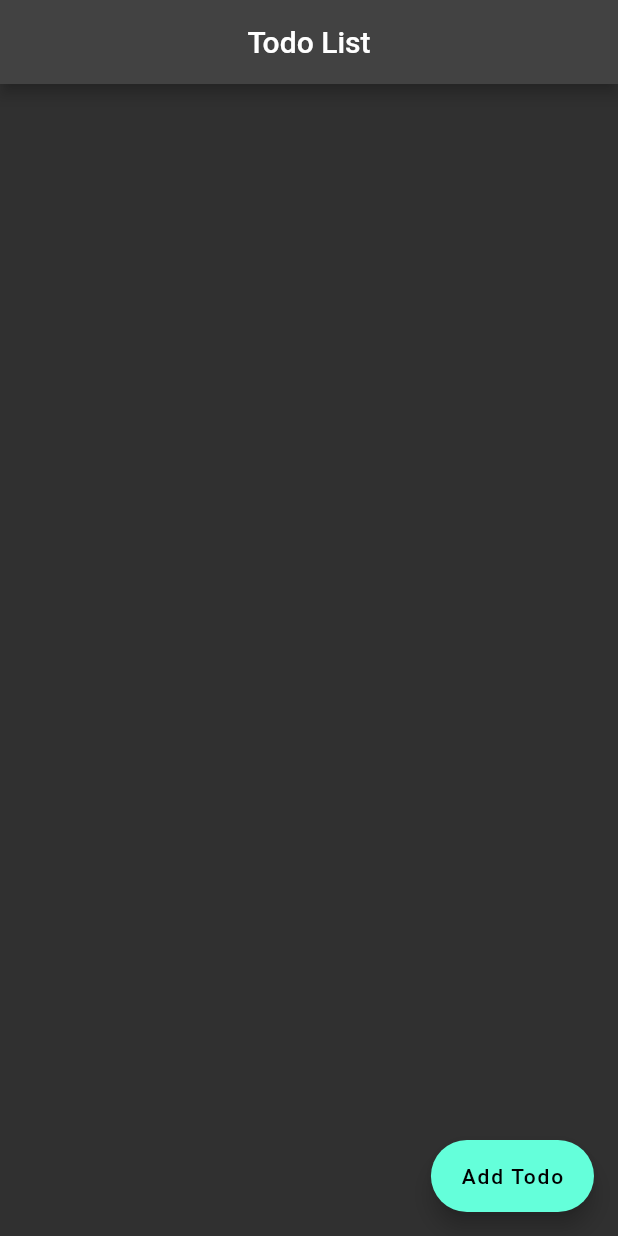
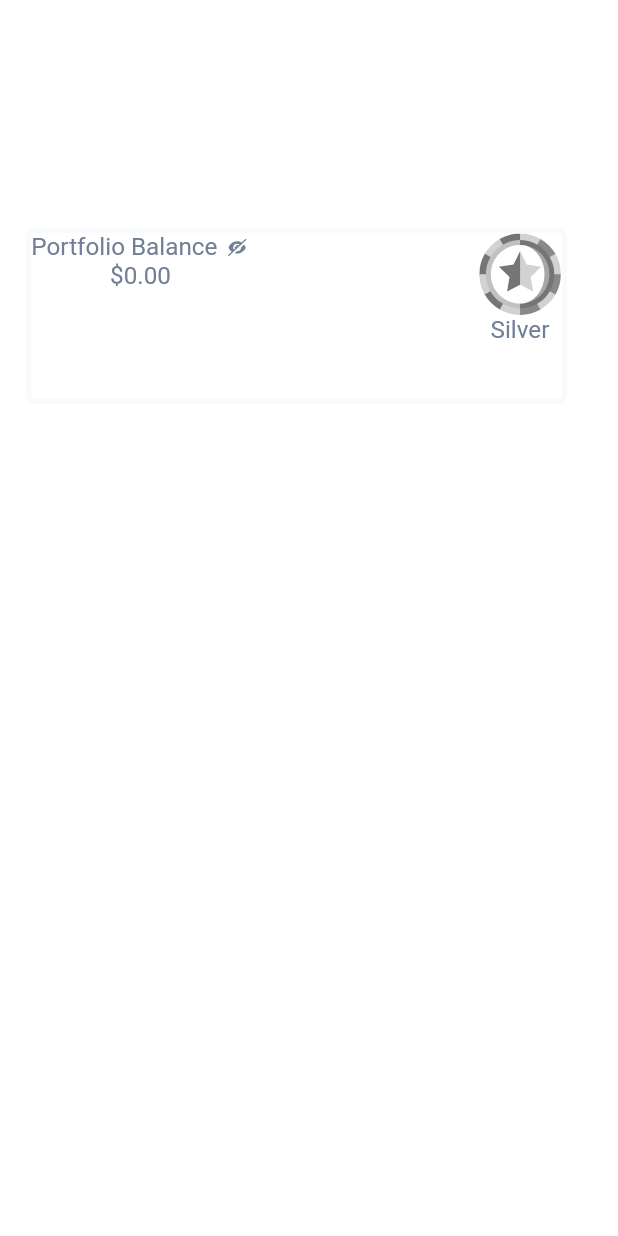
Before and after one commit to AhmadTechB/ahmad_programing, a Flutter app: the screen it shows after launch, on a phone screen of 412 x 824 dp. Run offline on Flutter 3.47's test engine with Material 2 defaults, Android fonts, the light colour scheme and no system bars; our stand-ins replace flutter_screenutil, flutter_svg; Roboto replaces fonts that are missing (Avenir).

Commit message:
added_widget_con(05_06)

```diff
--- a/lib/buttons/container_box.dart
+++ /dev/null
@@ -1,17 +0,0 @@
-import 'package:flutter/material.dart';
-
-class CommonContainer extends StatelessWidget {
-
-
-  const CommonContainer({Key? key,
-
-
-
-
-  }) : super(key: key);
-
-  @override
-  Widget build(BuildContext context) {
-    return Container();
-  }
-}
--- a/lib/constant/app_color/app_color.dart
+++ b/lib/constant/app_color/app_color.dart
@@ -5,5 +5,6 @@ class AppColor{
   static const Color blue50DB =Color(0xff3350DB);
   static const Color grey8096 =Color(0xff718096);
   static const Color greyBackF8FD =Color(0xffF7F8FD);
+  static const Color greyBackFAFB =Color(0xffF8FAFB);
 
 }
--- a/lib/constant/app_style/app_style.dart
+++ b/lib/constant/app_style/app_style.dart
@@ -1,5 +1,5 @@
-import 'dart:ui';
 
+import 'package:ahmad_practices/widget/size_config.dart';
 import 'package:flutter/material.dart';
 
 import '../app_color/app_color.dart';
@@ -11,6 +11,17 @@ class AppTextStyle {
     fontSize: 34 * SizeConfig.textMultiplier!,
     // fontFamily: 'Circular',
   );
+
+
+
+  static TextStyle textLiteGrey8096W400 = TextStyle(
+    color: AppColor.grey8096,
+    fontWeight: FontWeight.w400,
+    fontSize: 16 * SizeConfig.textMultiplier!,
+    // fontFamily: 'Circular',
+  );
+
+
 
   // static TextStyle text20WhiteFFFW400 = TextStyle(
   //   color: AppColors.whiteFF,
@@ -164,33 +175,3 @@ class AppTextStyle {
 
 
 }
-class SizeConfig {
-  static double? _screenWidth;
-  static double? textMultiplier;
-  static double? imageSizeMultiplier;
-  static double? heightMultiplier;
-  static double? widthMultiplier;
-  static bool isPortrait = true;
-  static bool isMobilePortrait = false;
-  void init(BoxConstraints constraints, Orientation orientation) {
-    if (orientation == Orientation.portrait) {
-      _screenWidth = constraints.maxWidth;
-      isPortrait = true;
-      if (_screenWidth! < 450) {
-        isMobilePortrait = true;
-      }
-    } else {
-      _screenWidth = constraints.maxHeight;
-      isPortrait = false;
-      isMobilePortrait = false;
-    }
-    // textMultiplier = _blockSizeVertical / 6.4;
-    // imageSizeMultiplier = _blockSizeHorizontal / 3.6;
-    // heightMultiplier = _blockSizeVertical / 6.4;
-    // widthMultiplier = _blockSizeHorizontal / 3.6;
-    // textMultiplier = 1.sp;
-    // imageSizeMultiplier = 1;
-    // heightMultiplier = 1.h;
-    // widthMultiplier = 1.w;
-  }
-}
--- a/lib/constant/image_path/image_path.dart
+++ b/lib/constant/image_path/image_path.dart
@@ -5,4 +5,6 @@ class ImagePath{
   static const String checkedCircleIcon = "assets/checkbox/selected_check_circle.svg";
   static const String breifcaseMoneyIcon = "assets/common/briefcase_money_icon.svg";
   static const String userIcon = "assets/common/users_icon.svg";
+  static const String eyeSlashIcon = "assets/common/eye_slash_icon.svg";
+  static const String starSheildIcon = "assets/common/star_sheild_icon.svg";
 }
--- a/lib/crud_api/screen/add_page.dart
+++ b/lib/crud_api/screen/add_page.dart
@@ -27,7 +27,7 @@ class _AddTodoPageState extends State<AddTodoPage> {
             minLines: 5,
             maxLines: 9,
           ),
-          SizedBox(height: 15,),
+          SizedBox(height: 20,),
           ElevatedButton(
               onPressed: (){},
               child: Text('Submit')),
--- /dev/null
+++ b/lib/home_screen/home_screen.dart
@@ -0,0 +1,120 @@
+import 'package:ahmad_practices/constant/app_style/app_style.dart';
+import 'package:ahmad_practices/constant/image_path/image_path.dart';
+import 'package:ahmad_practices/image_loader/image_loader.dart';
+import 'package:ahmad_practices/widget/size_config.dart';
+import 'package:flutter/material.dart';
+
+import '../constant/app_color/app_color.dart';
+
+class HomeScreen extends StatefulWidget {
+  const HomeScreen({Key? key}) : super(key: key);
+
+  @override
+  State<HomeScreen> createState() => _HomeScreenState();
+}
+
+class _HomeScreenState extends State<HomeScreen> {
+  @override
+  Widget build(BuildContext context) {
+    return Scaffold(
+      body: Column(
+        mainAxisAlignment: MainAxisAlignment.start,
+        crossAxisAlignment: CrossAxisAlignment.start,
+        children: [
+          SizedBox(
+            height: 150 * SizeConfig.heightMultiplier!,
+          ),
+          // Padding(
+          //   padding: EdgeInsets.only(
+          //       left: 16 * SizeConfig.widthMultiplier!,
+          //       right: 16 * SizeConfig.widthMultiplier!),
+          //   child: Container(
+          //     width: 328 * SizeConfig.widthMultiplier!,
+          //     height: 116 * SizeConfig.heightMultiplier!,
+          //     decoration: BoxDecoration(
+          //       borderRadius:
+          //           BorderRadius.circular(5 * SizeConfig.widthMultiplier!),
+          //       border: Border.all(
+          //         width: 3 * SizeConfig.widthMultiplier!,
+          //         color: AppColor.greyBackFAFB,
+          //       ),
+          //     ),
+          //     child: Padding(
+          //       padding: EdgeInsets.only(
+          //           left: 17 * SizeConfig.widthMultiplier!,
+          //           top: 24 * SizeConfig.widthMultiplier!),
+          //       child: Column(
+          //         mainAxisAlignment: MainAxisAlignment.start,
+          //         crossAxisAlignment: CrossAxisAlignment.start,
+          //         children: [
+          //           Row(
+          //             mainAxisAlignment: MainAxisAlignment.start,
+          //             crossAxisAlignment: CrossAxisAlignment.start,
+          //             children: [
+          //               Text("Portfolio Balance",
+          //                   style: AppTextStyle.textLiteGrey8096W400),
+          //               SizedBox(width: 5 * SizeConfig.widthMultiplier!),
+          //               ImageLoader.svgImageAsset(
+          //                   imagePath: ImagePath.eyeSlashIcon),
+          //               SizedBox(width: 90 * SizeConfig.widthMultiplier!),
+          //               ImageLoader.svgImageAsset(
+          //                   imagePath: ImagePath.starSheildIcon),
+          //             ],
+          //           ),
+          //           Text("\$0.00",
+          //             style: AppTextStyle.text34DarkBlue1237W700,
+          //           ),
+          //         ],
+          //       ),
+          //     ),
+          //   ),
+          // ),
+
+          Padding(
+            padding: EdgeInsets.only(
+                left: 16 * SizeConfig.widthMultiplier!,
+                right: 16 * SizeConfig.widthMultiplier!),
+            child: Container(
+              width: 328 * SizeConfig.widthMultiplier!,
+              height: 116 * SizeConfig.heightMultiplier!,
+              decoration: BoxDecoration(
+                borderRadius:
+                    BorderRadius.circular(5 * SizeConfig.widthMultiplier!),
+                border: Border.all(
+                  width: 3 * SizeConfig.widthMultiplier!,
+                  color: AppColor.greyBackFAFB,
+                ),
+              ),
+              child: Row(
+                children: [
+                  Column(
+                    children: [
+                      Row(
+                        children: [
+                          Text("Portfolio Balance",
+                              style: AppTextStyle.textLiteGrey8096W400),
+                          SizedBox(width: 5 * SizeConfig.widthMultiplier!),
+                          ImageLoader.svgImageAsset(
+                              imagePath: ImagePath.eyeSlashIcon),
+                        ],
+                      ),
+                      Text("\$0.00", style: AppTextStyle.textLiteGrey8096W400),
+                    ],
+                  ),
+                  Spacer(),
+                  Column(
+                    children: [
+                      ImageLoader.svgImageAsset(
+                          imagePath: ImagePath.starSheildIcon),
+                      Text("Silver", style: AppTextStyle.textLiteGrey8096W400),
+                    ],
+                  ),
+                ],
+              ),
+            ),
+          )
+        ],
+      ),
+    );
+  }
+}
--- a/lib/main.dart
+++ b/lib/main.dart
@@ -1,5 +1,7 @@
-import 'package:ahmad_practices/crud_api/screen/todo_list.dart';
 import 'package:flutter/material.dart';
+import 'package:flutter_screenutil/flutter_screenutil.dart';
+import 'home_screen/home_screen.dart';
+import 'widget/size_config.dart';
 
 void main() {
   runApp(const MyApp());
@@ -12,9 +14,30 @@ class MyApp extends StatelessWidget {
   Widget build(BuildContext context) {
     return MaterialApp(
       debugShowCheckedModeBanner: false,
-      title: 'Welcome to Flutter',
-      theme: ThemeData.dark(),
-      home: TodoListPage(),
+      title: 'Flutter Demo',
+      theme: ThemeData(
+        primarySwatch: Colors.blue,
+      ),
+      home: ScreenUtilInit(
+          designSize: const Size(375, 814),
+          minTextAdapt: true,
+          builder: (a, b) {
+            return LayoutBuilder(builder: (context, constraints) {
+              return OrientationBuilder(builder: (context, orientation) {
+                SizeConfig().init(constraints, orientation);
+                return MaterialApp(
+                  debugShowCheckedModeBanner: false,
+                  title: 'SilkRoute',
+                  theme: ThemeData(
+                    primarySwatch: Colors.blue,
+                    fontFamily: 'Avenir',
+                    scaffoldBackgroundColor: Colors.white,
+                  ),
+                  home: const HomeScreen(),
+                );
+              });
+            });
+          }),
     );
   }
 }
--- /dev/null
+++ b/lib/widget/size_config.dart
@@ -0,0 +1,31 @@
+import 'package:flutter/material.dart';
+import 'package:flutter_screenutil/flutter_screenutil.dart';
+
+class SizeConfig {
+  static double? _screenWidth;
+  static double? textMultiplier;
+  static double? imageSizeMultiplier;
+  static double? heightMultiplier;
+  static double? widthMultiplier;
+  static bool isPortrait = true;
+  static bool isMobilePortrait = false;
+
+  void init(BoxConstraints constraints, Orientation orientation) {
+    if (orientation == Orientation.portrait) {
+      _screenWidth = constraints.maxWidth;
+      isPortrait = true;
+      if (_screenWidth! < 450) {
+        isMobilePortrait = true;
+      }
+    } else {
+      _screenWidth = constraints.maxHeight;
+      isPortrait = false;
+      isMobilePortrait = false;
+    }
+
+    textMultiplier = 1.sp;
+    imageSizeMultiplier = 1;
+    heightMultiplier = 1.h;
+    widthMultiplier = 1.w;
+  }
+}
--- a/pubspec.yaml
+++ b/pubspec.yaml
@@ -37,6 +37,7 @@ dependencies:
   cupertino_icons: ^1.0.2
   flutter_svg: ^2.0.5
   http: ^1.0.0
+  flutter_screenutil:
 
 dev_dependencies:
   flutter_test:
@@ -48,6 +49,7 @@ dev_dependencies:
   # package. See that file for information about deactivating specific lint
   # rules and activating additional ones.
   flutter_lints: ^2.0.0
+
 
 # For information on the generic Dart part of this file, see the
 # following page: https://dart.dev/tools/pub/pubspec
```
Also changed, not shown: assets/common/eye_slash_icon.svg (added), assets/common/star_sheild_icon.svg (added), pubspec.lock.
